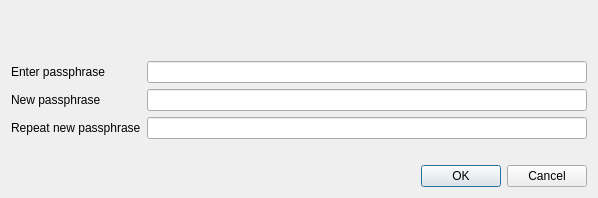
Before: the Qt Designer form src/qt/forms/askpassphrasedialog.ui in bonpekao/bonpekao, drawn with Qt 5.
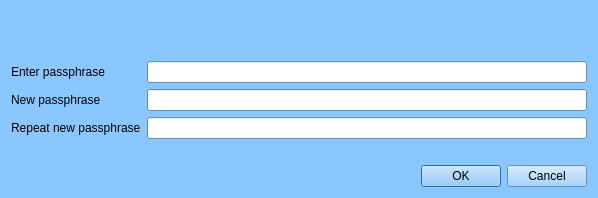
After: the same form once the commit is applied.

```diff
--- a/src/qt/forms/askpassphrasedialog.ui
+++ b/src/qt/forms/askpassphrasedialog.ui
@@ -22,6 +22,421 @@
     <height>0</height>
    </size>
   </property>
+  <property name="palette">
+   <palette>
+    <active>
+     <colorrole role="WindowText">
+      <brush brushstyle="SolidPattern">
+       <color alpha="255">
+        <red>0</red>
+        <green>0</green>
+        <blue>0</blue>
+       </color>
+      </brush>
+     </colorrole>
+     <colorrole role="Button">
+      <brush brushstyle="SolidPattern">
+       <color alpha="255">
+        <red>138</red>
+        <green>199</green>
+        <blue>255</blue>
+       </color>
+      </brush>
+     </colorrole>
+     <colorrole role="Light">
+      <brush brushstyle="SolidPattern">
+       <color alpha="255">
+        <red>255</red>
+        <green>255</green>
+        <blue>255</blue>
+       </color>
+      </brush>
+     </colorrole>
+     <colorrole role="Midlight">
+      <brush brushstyle="SolidPattern">
+       <color alpha="255">
+        <red>196</red>
+        <green>227</green>
+        <blue>255</blue>
+       </color>
+      </brush>
+     </colorrole>
+     <colorrole role="Dark">
+      <brush brushstyle="SolidPattern">
+       <color alpha="255">
+        <red>69</red>
+        <green>99</green>
+        <blue>127</blue>
+       </color>
+      </brush>
+     </colorrole>
+     <colorrole role="Mid">
+      <brush brushstyle="SolidPattern">
+       <color alpha="255">
+        <red>92</red>
+        <green>133</green>
+        <blue>170</blue>
+       </color>
+      </brush>
+     </colorrole>
+     <colorrole role="Text">
+      <brush brushstyle="SolidPattern">
+       <color alpha="255">
+        <red>0</red>
+        <green>0</green>
+        <blue>0</blue>
+       </color>
+      </brush>
+     </colorrole>
+     <colorrole role="BrightText">
+      <brush brushstyle="SolidPattern">
+       <color alpha="255">
+        <red>255</red>
+        <green>255</green>
+        <blue>255</blue>
+       </color>
+      </brush>
+     </colorrole>
+     <colorrole role="ButtonText">
+      <brush brushstyle="SolidPattern">
+       <color alpha="255">
+        <red>0</red>
+        <green>0</green>
+        <blue>0</blue>
+       </color>
+      </brush>
+     </colorrole>
+     <colorrole role="Base">
+      <brush brushstyle="SolidPattern">
+       <color alpha="255">
+        <red>255</red>
+        <green>255</green>
+        <blue>255</blue>
+       </color>
+      </brush>
+     </colorrole>
+     <colorrole role="Window">
+      <brush brushstyle="SolidPattern">
+       <color alpha="255">
+        <red>138</red>
+        <green>199</green>
+        <blue>255</blue>
+       </color>
+      </brush>
+     </colorrole>
+     <colorrole role="Shadow">
+      <brush brushstyle="SolidPattern">
+       <color alpha="255">
+        <red>0</red>
+        <green>0</green>
+        <blue>0</blue>
+       </color>
+      </brush>
+     </colorrole>
+     <colorrole role="AlternateBase">
+      <brush brushstyle="SolidPattern">
+       <color alpha="255">
+        <red>196</red>
+        <green>227</green>
+        <blue>255</blue>
+       </color>
+      </brush>
+     </colorrole>
+     <colorrole role="ToolTipBase">
+      <brush brushstyle="SolidPattern">
+       <color alpha="255">
+        <red>255</red>
+        <green>255</green>
+        <blue>220</blue>
+       </color>
+      </brush>
+     </colorrole>
+     <colorrole role="ToolTipText">
+      <brush brushstyle="SolidPattern">
+       <color alpha="255">
+        <red>0</red>
+        <green>0</green>
+        <blue>0</blue>
+       </color>
+      </brush>
+     </colorrole>
+    </active>
+    <inactive>
+     <colorrole role="WindowText">
+      <brush brushstyle="SolidPattern">
+       <color alpha="255">
+        <red>0</red>
+        <green>0</green>
+        <blue>0</blue>
+       </color>
+      </brush>
+     </colorrole>
+     <colorrole role="Button">
+      <brush brushstyle="SolidPattern">
+       <color alpha="255">
+        <red>138</red>
+        <green>199</green>
+        <blue>255</blue>
+       </color>
+      </brush>
+     </colorrole>
+     <colorrole role="Light">
+      <brush brushstyle="SolidPattern">
+       <color alpha="255">
+        <red>255</red>
+        <green>255</green>
+        <blue>255</blue>
+       </color>
+      </brush>
+     </colorrole>
+     <colorrole role="Midlight">
+      <brush brushstyle="SolidPattern">
+       <color alpha="255">
+        <red>196</red>
+        <green>227</green>
+        <blue>255</blue>
+       </color>
+      </brush>
+     </colorrole>
+     <colorrole role="Dark">
+      <brush brushstyle="SolidPattern">
+       <color alpha="255">
+        <red>69</red>
+        <green>99</green>
+        <blue>127</blue>
+       </color>
+      </brush>
+     </colorrole>
+     <colorrole role="Mid">
+      <brush brushstyle="SolidPattern">
+       <color alpha="255">
+        <red>92</red>
+        <green>133</green>
+        <blue>170</blue>
+       </color>
+      </brush>
+     </colorrole>
+     <colorrole role="Text">
+      <brush brushstyle="SolidPattern">
+       <color alpha="255">
+        <red>0</red>
+        <green>0</green>
+        <blue>0</blue>
+       </color>
+      </brush>
+     </colorrole>
+     <colorrole role="BrightText">
+      <brush brushstyle="SolidPattern">
+       <color alpha="255">
+        <red>255</red>
+        <green>255</green>
+        <blue>255</blue>
+       </color>
+      </brush>
+     </colorrole>
+     <colorrole role="ButtonText">
+      <brush brushstyle="SolidPattern">
+       <color alpha="255">
+        <red>0</red>
+        <green>0</green>
+        <blue>0</blue>
+       </color>
+      </brush>
+     </colorrole>
+     <colorrole role="Base">
+      <brush brushstyle="SolidPattern">
+       <color alpha="255">
+        <red>255</red>
+        <green>255</green>
+        <blue>255</blue>
+       </color>
+      </brush>
+     </colorrole>
+     <colorrole role="Window">
+      <brush brushstyle="SolidPattern">
+       <color alpha="255">
+        <red>138</red>
+        <green>199</green>
+        <blue>255</blue>
+       </color>
+      </brush>
+     </colorrole>
+     <colorrole role="Shadow">
+      <brush brushstyle="SolidPattern">
+       <color alpha="255">
+        <red>0</red>
+        <green>0</green>
+        <blue>0</blue>
+       </color>
+      </brush>
+     </colorrole>
+     <colorrole role="AlternateBase">
+      <brush brushstyle="SolidPattern">
+       <color alpha="255">
+        <red>196</red>
+        <green>227</green>
+        <blue>255</blue>
+       </color>
+      </brush>
+     </colorrole>
+     <colorrole role="ToolTipBase">
+      <brush brushstyle="SolidPattern">
+       <color alpha="255">
+        <red>255</red>
+        <green>255</green>
+        <blue>220</blue>
+       </color>
+      </brush>
+     </colorrole>
+     <colorrole role="ToolTipText">
+      <brush brushstyle="SolidPattern">
+       <color alpha="255">
+        <red>0</red>
+        <green>0</green>
+        <blue>0</blue>
+       </color>
+      </brush>
+     </colorrole>
+    </inactive>
+    <disabled>
+     <colorrole role="WindowText">
+      <brush brushstyle="SolidPattern">
+       <color alpha="255">
+        <red>69</red>
+        <green>99</green>
+        <blue>127</blue>
+       </color>
+      </brush>
+     </colorrole>
+     <colorrole role="Button">
+      <brush brushstyle="SolidPattern">
+       <color alpha="255">
+        <red>138</red>
+        <green>199</green>
+        <blue>255</blue>
+       </color>
+      </brush>
+     </colorrole>
+     <colorrole role="Light">
+      <brush brushstyle="SolidPattern">
+       <color alpha="255">
+        <red>255</red>
+        <green>255</green>
+        <blue>255</blue>
+       </color>
+      </brush>
+     </colorrole>
+     <colorrole role="Midlight">
+      <brush brushstyle="SolidPattern">
+       <color alpha="255">
+        <red>196</red>
+        <green>227</green>
+        <blue>255</blue>
+       </color>
+      </brush>
+     </colorrole>
+     <colorrole role="Dark">
+      <brush brushstyle="SolidPattern">
+       <color alpha="255">
+        <red>69</red>
+        <green>99</green>
+        <blue>127</blue>
+       </color>
+      </brush>
+     </colorrole>
+     <colorrole role="Mid">
+      <brush brushstyle="SolidPattern">
+       <color alpha="255">
+        <red>92</red>
+        <green>133</green>
+        <blue>170</blue>
+       </color>
+      </brush>
+     </colorrole>
+     <colorrole role="Text">
+      <brush brushstyle="SolidPattern">
+       <color alpha="255">
+        <red>69</red>
+        <green>99</green>
+        <blue>127</blue>
+       </color>
+      </brush>
+     </colorrole>
+     <colorrole role="BrightText">
+      <brush brushstyle="SolidPattern">
+       <color alpha="255">
+        <red>255</red>
+        <green>255</green>
+        <blue>255</blue>
+       </color>
+      </brush>
+     </colorrole>
+     <colorrole role="ButtonText">
+      <brush brushstyle="SolidPattern">
+       <color alpha="255">
+        <red>69</red>
+        <green>99</green>
+        <blue>127</blue>
+       </color>
+      </brush>
+     </colorrole>
+     <colorrole role="Base">
+      <brush brushstyle="SolidPattern">
+       <color alpha="255">
+        <red>138</red>
+        <green>199</green>
+        <blue>255</blue>
+       </color>
+      </brush>
+     </colorrole>
+     <colorrole role="Window">
+      <brush brushstyle="SolidPattern">
+       <color alpha="255">
+        <red>138</red>
+        <green>199</green>
+        <blue>255</blue>
+       </color>
+      </brush>
+     </colorrole>
+     <colorrole role="Shadow">
+      <brush brushstyle="SolidPattern">
+       <color alpha="255">
+        <red>0</red>
+        <green>0</green>
+        <blue>0</blue>
+       </color>
+      </brush>
+     </colorrole>
+     <colorrole role="AlternateBase">
+      <brush brushstyle="SolidPattern">
+       <color alpha="255">
+        <red>138</red>
+        <green>199</green>
+        <blue>255</blue>
+       </color>
+      </brush>
+     </colorrole>
+     <colorrole role="ToolTipBase">
+      <brush brushstyle="SolidPattern">
+       <color alpha="255">
+        <red>255</red>
+        <green>255</green>
+        <blue>220</blue>
+       </color>
+      </brush>
+     </colorrole>
+     <colorrole role="ToolTipText">
+      <brush brushstyle="SolidPattern">
+       <color alpha="255">
+        <red>0</red>
+        <green>0</green>
+        <blue>0</blue>
+       </color>
+      </brush>
+     </colorrole>
+    </disabled>
+   </palette>
+  </property>
   <property name="windowTitle">
    <string>Passphrase Dialog</string>
   </property>
```
